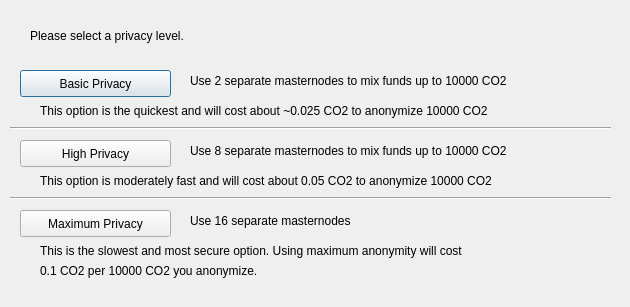
First picture: the form in src/qt/forms/obfuscationconfig.ui, repository Carbon-Zero/CarbonZero, before the edit.
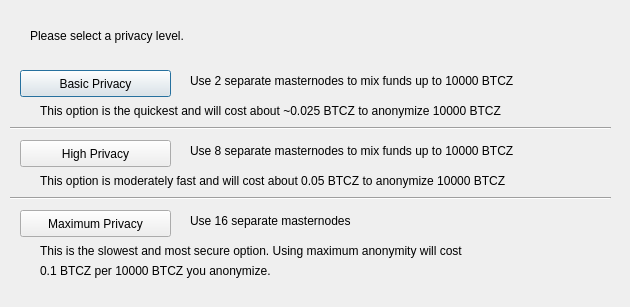
Second picture: the form after the edit.

What changed in the file:
```diff
--- a/src/qt/forms/obfuscationconfig.ui
+++ b/src/qt/forms/obfuscationconfig.ui
@@ -75,7 +75,7 @@
     </rect>
    </property>
    <property name="text">
-    <string>Use 2 separate masternodes to mix funds up to 10000 CO2</string>
+    <string>Use 2 separate masternodes to mix funds up to 10000 BTCZ</string>
    </property>
   </widget>
   <widget class="QLabel" name="label_3">
@@ -88,7 +88,7 @@
     </rect>
    </property>
    <property name="text">
-    <string>Use 8 separate masternodes to mix funds up to 10000 CO2</string>
+    <string>Use 8 separate masternodes to mix funds up to 10000 BTCZ</string>
    </property>
   </widget>
   <widget class="QLabel" name="label_4">
@@ -114,7 +114,7 @@
     </rect>
    </property>
    <property name="text">
-    <string>This option is the quickest and will cost about ~0.025 CO2 to anonymize 10000 CO2</string>
+    <string>This option is the quickest and will cost about ~0.025 BTCZ to anonymize 10000 BTCZ</string>
    </property>
   </widget>
   <widget class="QLabel" name="label_7">
@@ -127,7 +127,7 @@
     </rect>
    </property>
    <property name="text">
-    <string>This option is moderately fast and will cost about 0.05 CO2 to anonymize 10000 CO2</string>
+    <string>This option is moderately fast and will cost about 0.05 BTCZ to anonymize 10000 BTCZ</string>
    </property>
   </widget>
   <widget class="QLabel" name="label_8">
@@ -153,7 +153,7 @@
     </rect>
    </property>
    <property name="text">
-    <string>0.1 CO2 per 10000 CO2 you anonymize.</string>
+    <string>0.1 BTCZ per 10000 BTCZ you anonymize.</string>
    </property>
   </widget>
   <widget class="Line" name="line">
```
